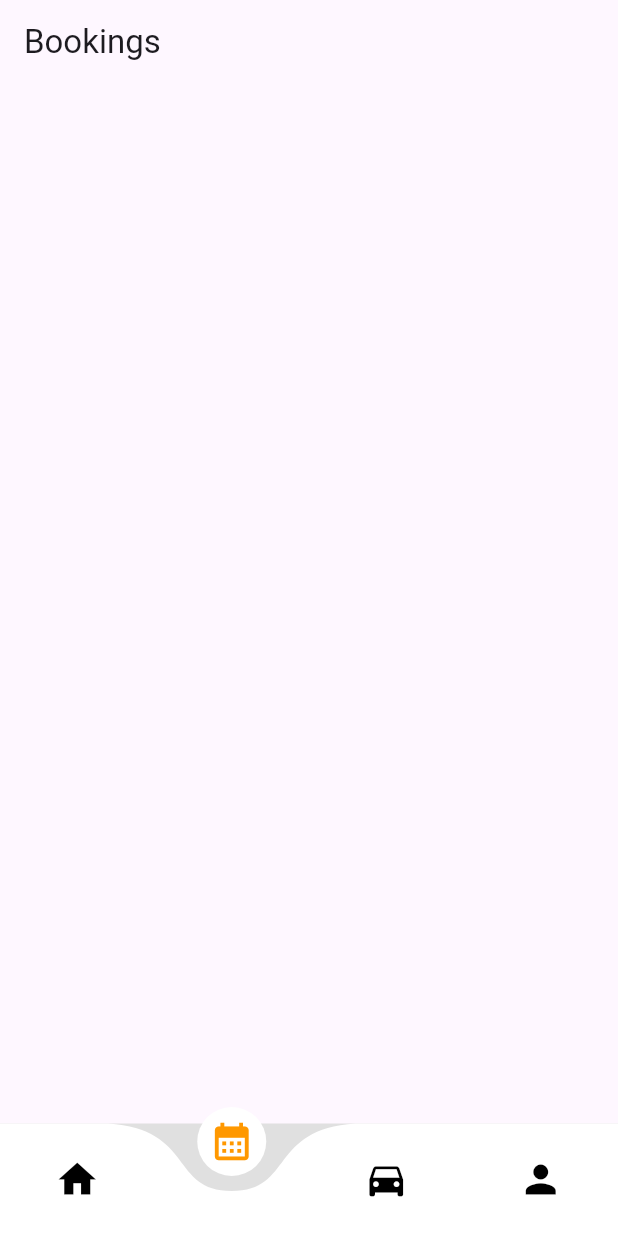
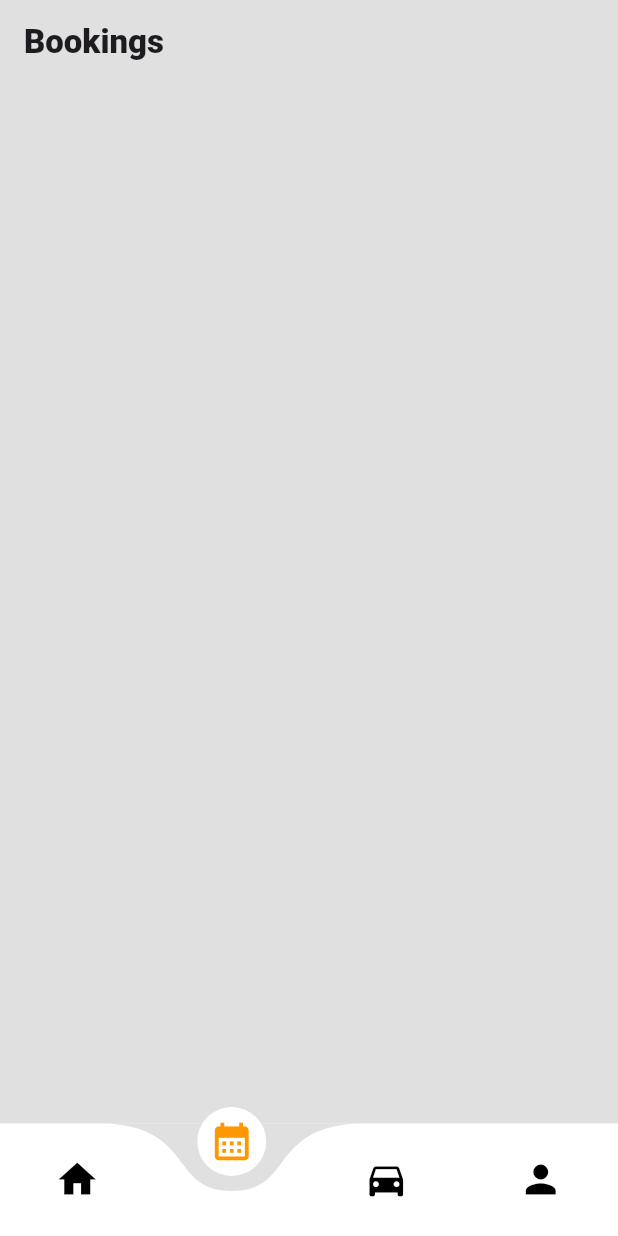
Before and after one commit to TechPyllars2024/AutoCareAutomotive, a Flutter app: the screen it shows after launch, item 2 of the bottom bar chosen, on a phone screen of 412 x 824 dp. Run offline on Flutter 3.47's test engine with Material 3 defaults, Android fonts, the phone set to English and light mode, and no system bars; drawn by our look-alikes of curved_navigation_bar.

Commit message:
update: booking appbar

```diff
--- a/lib/ProfileManagement/screens/automotive_booking.dart
+++ b/lib/ProfileManagement/screens/automotive_booking.dart
@@ -11,7 +11,8 @@ class _AutomotiveBookingState extends State<AutomotiveBooking> {
   @override
   Widget build(BuildContext context) {
     return Scaffold(
-      appBar: AppBar(title: Text('Bookings'),),
+      backgroundColor: Colors.grey.shade300,
+      appBar: AppBar(title: Text('Bookings', style: TextStyle(fontWeight: FontWeight.w900),), backgroundColor: Colors.grey.shade300,),
     );
   }
 }
```
